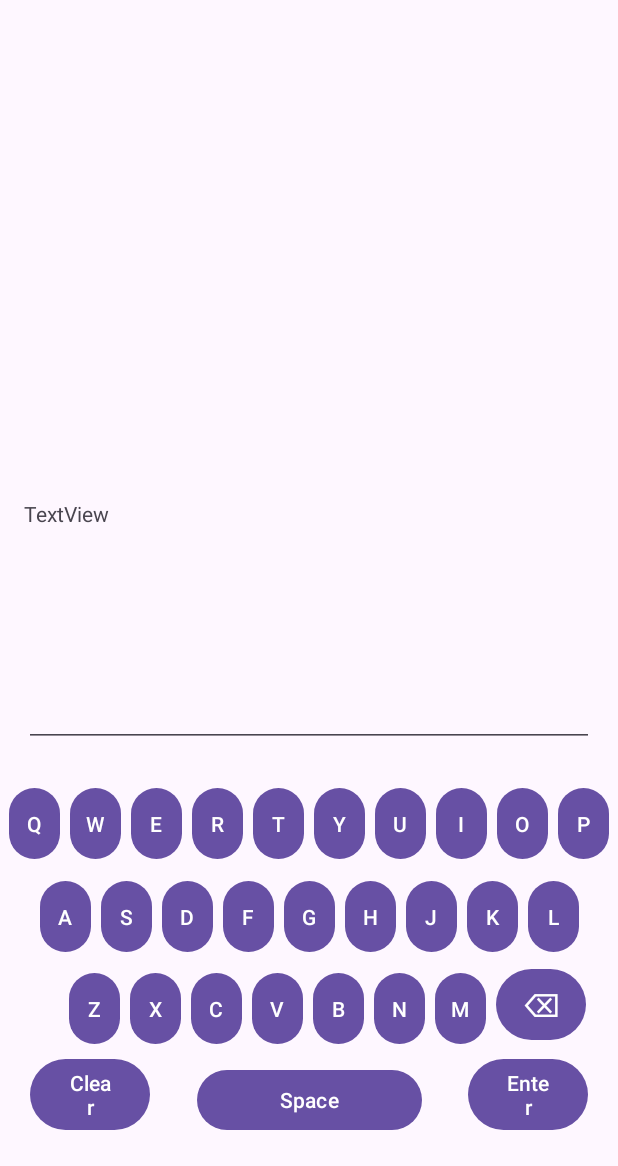
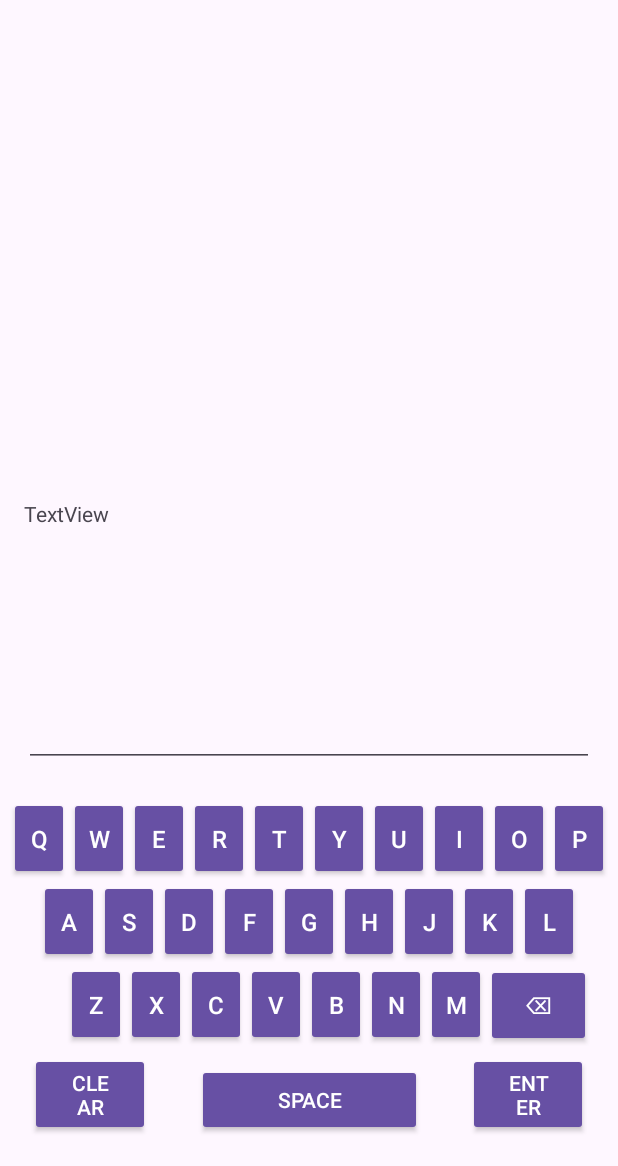
Before and after one commit to Axiomatic314/Cuisinele, an Android app: the screen it shows after launch (MainActivity), on a phone screen of 412 x 824 dp, the part 70-1236 px from its top. Run offline under Robolectric (Android 15) with nearby library versions, the phone set to English and light mode, and no system bars; our stand-ins replace navigation-ui.

Commit message:
Change to square keys

```diff
--- a/Cuisinele/app/src/main/res/layout/cuisinele.xml
+++ b/Cuisinele/app/src/main/res/layout/cuisinele.xml
@@ -34,20 +34,22 @@
             android:layout_height="wrap_content" android:id="@+id/keyboardEnter" app:iconPadding="2dp"
             android:textSize="14sp"
             app:layout_constraintBottom_toBottomOf="parent" android:layout_marginBottom="20dp"
-            app:layout_constraintEnd_toEndOf="parent" android:layout_marginEnd="20dp"/>
+            app:layout_constraintEnd_toEndOf="parent" android:layout_marginEnd="20dp"
+            style="@style/Widget.AppCompat.Button.Small"/>
     <Button
             android:text="Clear"
             android:layout_width="80dp"
             android:layout_height="wrap_content" android:id="@+id/keyboardClear"
             app:layout_constraintStart_toStartOf="parent" android:layout_marginStart="20dp"
-            app:layout_constraintBottom_toBottomOf="parent" android:layout_marginBottom="20dp"/>
+            app:layout_constraintBottom_toBottomOf="parent" android:layout_marginBottom="20dp"
+            style="@style/Widget.AppCompat.Button.Small"/>
     <Button
             android:text="Space"
             android:layout_width="150dp"
             android:layout_height="wrap_content" android:id="@+id/keyboardSpace"
             app:layout_constraintStart_toEndOf="@+id/keyboardClear" app:layout_constraintHorizontal_bias="0.5"
             app:layout_constraintEnd_toStartOf="@+id/keyboardEnter" app:layout_constraintBottom_toBottomOf="parent"
-            android:layout_marginBottom="20dp"/>
+            android:layout_marginBottom="20dp" style="@style/Widget.AppCompat.Button.Small"/>
     <LinearLayout
             android:orientation="horizontal"
             android:layout_width="wrap_content"
@@ -57,55 +59,73 @@
             android:id="@+id/keyboardTop">
         <Button
                 android:text="Q"
-                android:layout_width="34dp"
+                android:layout_width="40dp"
                 android:layout_height="55dp"
-                android:id="@+id/keyboardQ" android:textSize="14sp" android:padding="0sp" android:layout_margin="3dp"/>
+                android:id="@+id/keyboardQ" android:textSize="16sp" android:padding="0sp" android:layout_margin="0dp"
+                style="@style/Widget.AppCompat.Button.Small" android:insetTop="0dp" android:insetBottom="0dp"/>
         <Button
                 android:text="W"
-                android:layout_width="34dp"
+                android:layout_width="40dp"
                 android:layout_height="55dp"
-                android:id="@+id/keyboardW" android:textSize="14sp" android:textAlignment="center"
-                android:padding="0sp" android:layout_margin="3dp"/>
+                android:id="@+id/keyboardW" android:textSize="16sp" android:textAlignment="center"
+                android:padding="0sp" android:layout_margin="0dp" style="@style/Widget.AppCompat.Button.Small"
+                android:insetTop="0dp" android:insetBottom="0dp"/>
         <Button
                 android:text="E"
-                android:layout_width="34dp"
+                android:layout_width="40dp"
                 android:layout_height="55dp"
-                android:id="@+id/keyboardE" android:padding="0sp" android:layout_margin="3dp"/>
+                android:id="@+id/keyboardE" android:padding="0sp" android:layout_margin="0dp"
+                style="@style/Widget.AppCompat.Button.Small" android:textSize="16sp" android:insetTop="0dp"
+                android:insetBottom="0dp"/>
         <Button
                 android:text="R"
-                android:layout_width="34dp"
+                android:layout_width="40dp"
                 android:layout_height="55dp"
-                android:id="@+id/keyboardR" android:padding="0sp" android:layout_margin="3dp"/>
+                android:id="@+id/keyboardR" android:padding="0sp" android:layout_margin="0dp"
+                style="@style/Widget.AppCompat.Button.Small" android:textSize="16sp" android:insetTop="0dp"
+                android:insetBottom="0dp"/>
         <Button
                 android:text="T"
-                android:layout_width="34dp"
+                android:layout_width="40dp"
                 android:layout_height="55dp"
-                android:id="@+id/keyboardT" android:padding="0sp" android:layout_margin="3dp"/>
+                android:id="@+id/keyboardT" android:padding="0sp" android:layout_margin="0dp"
+                style="@style/Widget.AppCompat.Button.Small" android:textSize="16sp" android:insetTop="0dp"
+                android:insetBottom="0dp"/>
         <Button
                 android:text="Y"
-                android:layout_width="34dp"
+                android:layout_width="40dp"
                 android:layout_height="55dp"
-                android:id="@+id/keyboardY" android:padding="0sp" android:layout_margin="3dp"/>
+                android:id="@+id/keyboardY" android:padding="0sp" android:layout_margin="0dp"
+                style="@style/Widget.AppCompat.Button.Small" android:textSize="16sp" android:insetTop="0dp"
+                android:insetBottom="0dp"/>
         <Button
                 android:text="U"
-                android:layout_width="34dp"
+                android:layout_width="40dp"
                 android:layout_height="55dp"
-                android:id="@+id/keyboardU" android:padding="0sp" android:layout_margin="3dp"/>
+                android:id="@+id/keyboardU" android:padding="0sp" android:layout_margin="0dp"
+                style="@style/Widget.AppCompat.Button.Small" android:textSize="16sp" android:insetTop="0dp"
+                android:insetBottom="0dp"/>
         <Button
                 android:text="I"
-                android:layout_width="34dp"
+                android:layout_width="40dp"
                 android:layout_height="55dp"
-                android:id="@+id/keyboardI" android:padding="0sp" android:layout_margin="3dp"/>
+                android:id="@+id/keyboardI" android:padding="0sp" android:layout_margin="0dp"
+                style="@style/Widget.AppCompat.Button.Small" android:textSize="16sp" android:insetTop="0dp"
+                android:insetBottom="0dp"/>
         <Button
                 android:text="O"
-                android:layout_width="34dp"
+                android:layout_width="40dp"
                 android:layout_height="55dp"
-                android:id="@+id/keyboardO" android:padding="0sp" android:layout_margin="3dp"/>
+                android:id="@+id/keyboardO" android:padding="0sp" android:layout_margin="0dp"
+                style="@style/Widget.AppCompat.Button.Small" android:textSize="16sp" android:insetTop="0dp"
+                android:insetBottom="0dp"/>
         <Button
                 android:text="P"
-                android:layout_width="34dp"
+                android:layout_width="40dp"
                 android:layout_height="55dp"
-                android:id="@+id/keyboardP" android:padding="0sp" android:layout_margin="3dp"/>
+                android:id="@+id/keyboardP" android:padding="0sp" android:layout_margin="0dp"
+                style="@style/Widget.AppCompat.Button.Small" android:textSize="16sp" android:insetTop="0dp"
+                android:insetBottom="0dp"/>
     </LinearLayout>
     <LinearLayout
             android:orientation="horizontal"
@@ -116,105 +136,132 @@
             app:layout_constraintEnd_toEndOf="parent">
         <Button
                 android:text="A"
-                android:layout_width="34dp"
+                android:layout_width="40dp"
                 android:layout_height="55dp"
-                android:id="@+id/keyboardA" android:padding="0sp" android:layout_margin="3dp"/>
+                android:id="@+id/keyboardA" android:padding="0sp" android:layout_margin="0dp"
+                style="@style/Widget.AppCompat.Button.Small" android:textSize="16sp" android:insetTop="0dp"
+                android:insetBottom="0dp"/>
         <Button
                 android:text="S"
-                android:layout_width="34dp"
+                android:layout_width="40dp"
                 android:layout_height="55dp"
-                android:id="@+id/keyboardS" android:padding="0sp" android:layout_margin="3dp"/>
+                android:id="@+id/keyboardS" android:padding="0sp" android:layout_margin="0dp"
+                style="@style/Widget.AppCompat.Button.Small" android:textSize="16sp" android:insetTop="0dp"
+                android:insetBottom="0dp"/>
         <Button
                 android:text="D"
-                android:layout_width="34dp"
+                android:layout_width="40dp"
                 android:layout_height="55dp"
-                android:id="@+id/keyboardD" android:padding="0sp" android:layout_margin="3dp"/>
+                android:id="@+id/keyboardD" android:padding="0sp" android:layout_margin="0dp"
+                style="@style/Widget.AppCompat.Button.Small" android:textSize="16sp" android:insetTop="0dp"
+                android:insetBottom="0dp"/>
         <Button
                 android:text="F"
-                android:layout_width="34dp"
+                android:layout_width="40dp"
                 android:layout_height="55dp"
-                android:id="@+id/keyboardF" android:padding="0sp" android:layout_margin="3dp"/>
+                android:id="@+id/keyboardF" android:padding="0sp" android:layout_margin="0dp"
+                style="@style/Widget.AppCompat.Button.Small" android:textSize="16sp" android:insetTop="0dp"
+                android:insetBottom="0dp"/>
         <Button
                 android:text="G"
-                android:layout_width="34dp"
+                android:layout_width="40dp"
                 android:layout_height="55dp"
-                android:id="@+id/keyboardG" android:padding="0sp" android:layout_margin="3dp"/>
+                android:id="@+id/keyboardG" android:padding="0sp" android:layout_margin="0dp"
+                style="@style/Widget.AppCompat.Button.Small" android:textSize="16sp" android:insetTop="0dp"
+                android:insetBottom="0dp"/>
         <Button
                 android:text="H"
-                android:layout_width="34dp"
+                android:layout_width="40dp"
                 android:layout_height="55dp"
-                android:id="@+id/keyboardH" android:padding="0sp" android:layout_margin="3dp"/>
+                android:id="@+id/keyboardH" android:padding="0sp" android:layout_margin="0dp"
+                style="@style/Widget.AppCompat.Button.Small" android:textSize="16sp" android:insetTop="0dp"
+                android:insetBottom="0dp"/>
         <Button
                 android:text="J"
-                android:layout_width="34dp"
+                android:layout_width="40dp"
                 android:layout_height="55dp"
-                android:id="@+id/keyboardJ" android:padding="0sp" android:layout_margin="3dp"/>
+                android:id="@+id/keyboardJ" android:padding="0sp" android:layout_margin="0dp"
+                style="@style/Widget.AppCompat.Button.Small" android:textSize="16sp" android:insetTop="0dp"
+                android:insetBottom="0dp"/>
         <Button
                 android:text="K"
-                android:layout_width="34dp"
+                android:layout_width="40dp"
                 android:layout_height="55dp"
-                android:id="@+id/keyboardK" android:padding="0sp" android:layout_margin="3dp"/>
+                android:id="@+id/keyboardK" android:padding="0sp" android:layout_margin="0dp"
+                style="@style/Widget.AppCompat.Button.Small" android:textSize="16sp" android:insetTop="0dp"
+                android:insetBottom="0dp"/>
         <Button
                 android:text="L"
-                android:layout_width="34dp"
+                android:layout_width="40dp"
                 android:layout_height="55dp"
-                android:id="@+id/keyboardL" android:padding="0sp" android:layout_margin="3dp"/>
+                android:id="@+id/keyboardL" android:padding="0sp" android:layout_margin="0dp"
+                style="@style/Widget.AppCompat.Button.Small" android:textSize="16sp" android:insetTop="0dp"
+                android:insetBottom="0dp"/>
     </LinearLayout>
     <LinearLayout
             android:orientation="horizontal"
             android:layout_width="wrap_content"
             android:layout_height="wrap_content"
-            app:layout_constraintStart_toStartOf="parent" app:layout_constraintHorizontal_bias="0.706"
             app:layout_constraintEnd_toEndOf="parent" app:layout_constraintBottom_toBottomOf="parent"
-            android:layout_marginBottom="80dp" android:id="@+id/keyboardBottom">
+            android:layout_marginBottom="80dp" android:id="@+id/keyboardBottom"
+            app:layout_constraintStart_toStartOf="parent" app:layout_constraintHorizontal_bias="0.5"
+            android:layout_marginStart="25dp">
         <Button
                 android:text="Z"
-                android:layout_width="34dp"
+                android:layout_width="40dp"
                 android:layout_height="55dp"
-                android:id="@+id/keyboardZ" android:padding="0sp" android:layout_marginLeft="3dp"
-                android:layout_marginRight="3dp"/>
+                android:id="@+id/keyboardZ" android:padding="0sp" android:layout_marginLeft="0dp"
+                android:layout_marginRight="0dp" style="@style/Widget.AppCompat.Button.Small" android:textSize="16sp"
+                android:insetBottom="0dp" android:insetTop="0dp"/>
         <Button
                 android:text="X"
-                android:layout_width="34dp"
+                android:layout_width="40dp"
                 android:layout_height="55dp"
-                android:id="@+id/keyboardX" android:padding="0sp" android:layout_marginLeft="3dp"
-                android:layout_marginRight="3dp"/>
+                android:id="@+id/keyboardX" android:padding="0sp" android:layout_marginLeft="0dp"
+                android:layout_marginRight="0dp" style="@style/Widget.AppCompat.Button.Small" android:textSize="16sp"
+                android:insetBottom="0dp" android:insetTop="0dp"/>
         <Button
                 android:text="C"
-                android:layout_width="34dp"
+                android:layout_width="40dp"
                 android:layout_height="55dp"
-                android:id="@+id/keyboardC" android:padding="0sp" android:layout_marginLeft="3dp"
-                android:layout_marginRight="3dp"/>
+                android:id="@+id/keyboardC" android:padding="0sp" android:layout_marginLeft="0dp"
+                android:layout_marginRight="0dp" style="@style/Widget.AppCompat.Button.Small" android:textSize="16sp"
+                android:insetBottom="0dp" android:insetTop="0dp"/>
         <Button
                 android:text="V"
-                android:layout_width="34dp"
+                android:layout_width="40dp"
                 android:layout_height="55dp"
-                android:id="@+id/keyboardV" android:padding="0sp" android:layout_marginLeft="3dp"
-                android:layout_marginRight="3dp"/>
+                android:id="@+id/keyboardV" android:padding="0sp" android:layout_marginLeft="0dp"
+                android:layout_marginRight="0dp" style="@style/Widget.AppCompat.Button.Small" android:textSize="16sp"
+                android:insetBottom="0dp" android:insetTop="0dp"/>
         <Button
                 android:text="B"
-                android:layout_width="34dp"
+                android:layout_width="40dp"
                 android:layout_height="55dp"
-                android:id="@+id/keyboardB" android:padding="0sp" android:layout_marginLeft="3dp"
-                android:layout_marginRight="3dp"/>
+                android:id="@+id/keyboardB" android:padding="0sp" android:layout_marginLeft="0dp"
+                android:layout_marginRight="0dp" style="@style/Widget.AppCompat.Button.Small" android:textSize="16sp"
+                android:insetBottom="0dp" android:insetTop="0dp"/>
         <Button
                 android:text="N"
-                android:layout_width="34dp"
+                android:layout_width="40dp"
                 android:layout_height="55dp"
-                android:id="@+id/keyboardN" android:padding="0sp" android:layout_marginLeft="3dp"
-                android:layout_marginRight="3dp"/>
+                android:id="@+id/keyboardN" android:padding="0sp" android:layout_marginLeft="0dp"
+                android:layout_marginRight="0dp" style="@style/Widget.AppCompat.Button.Small" android:textSize="16sp"
+                android:insetBottom="0dp" android:insetTop="0dp"/>
         <Button
                 android:text="M"
-                android:layout_width="34dp"
+                android:layout_width="40dp"
                 android:layout_height="55dp"
-                android:id="@+id/keyboardM" android:padding="0sp" android:layout_marginLeft="3dp"
-                android:layout_marginRight="3dp"/>
+                android:id="@+id/keyboardM" android:padding="0sp" android:layout_marginLeft="0dp"
+                android:layout_marginRight="0dp" style="@style/Widget.AppCompat.Button.Small" android:textSize="16sp"
+                android:insetBottom="0dp" android:insetTop="0dp"/>
         <Button
-                android:layout_width="60dp"
+                android:layout_width="70dp"
                 android:layout_height="55dp" android:id="@+id/keyboardBackspace"
-                android:text="⌫" android:padding="0dp" android:textSize="22sp"
-                app:iconPadding="0dp" android:paddingBottom="0dp" android:layout_marginLeft="3dp"
-                android:layout_marginRight="3dp"/>
+                android:text="⌫" android:padding="0dp" android:textSize="16sp"
+                app:iconPadding="0dp" android:paddingBottom="0dp" android:layout_marginLeft="0dp"
+                android:layout_marginRight="0dp" style="@style/Widget.AppCompat.Button.Small"
+                android:insetBottom="0dp" android:insetTop="0dp"/>
     </LinearLayout>
     <TextView
             android:text="TextView"
```
